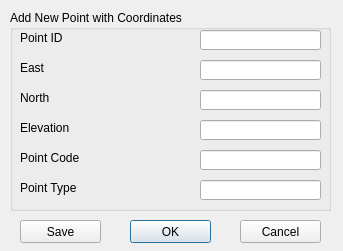
Old version of the form add_new_point.ui in the repository zsiki/ls.
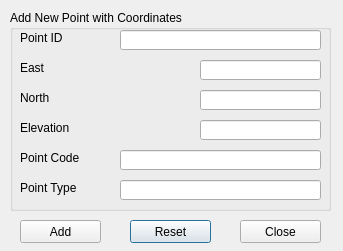
New version of the form.

Commit message: add new point dialog ang handlers

The edit to the form file:
```diff
--- a/add_new_point.ui
+++ b/add_new_point.ui
@@ -53,7 +53,7 @@
     </sizepolicy>
    </property>
    <property name="text">
-    <string>OK</string>
+    <string>Reset</string>
    </property>
   </widget>
   <widget class="QPushButton" name="SaveButton">
@@ -72,7 +72,7 @@
     </sizepolicy>
    </property>
    <property name="text">
-    <string>Save</string>
+    <string>Add</string>
    </property>
   </widget>
   <widget class="QPushButton" name="CancelButton">
@@ -91,7 +91,7 @@
     </sizepolicy>
    </property>
    <property name="text">
-    <string>Cancel</string>
+    <string>Close</string>
    </property>
   </widget>
   <widget class="QGroupBox" name="AddNewPointGroup">
@@ -109,9 +109,9 @@
    <widget class="QLineEdit" name="PointTypeLineEdit">
     <property name="geometry">
      <rect>
-      <x>190</x>
+      <x>110</x>
       <y>170</y>
-      <width>121</width>
+      <width>201</width>
       <height>20</height>
      </rect>
     </property>
@@ -145,9 +145,9 @@
    <widget class="QLineEdit" name="PointNumberLineEdit">
     <property name="geometry">
      <rect>
-      <x>190</x>
+      <x>110</x>
       <y>20</y>
-      <width>121</width>
+      <width>201</width>
       <height>20</height>
      </rect>
     </property>
@@ -224,9 +224,9 @@
    <widget class="QLineEdit" name="PointCodeLineEdit">
     <property name="geometry">
      <rect>
-      <x>190</x>
+      <x>110</x>
       <y>140</y>
-      <width>121</width>
+      <width>201</width>
       <height>20</height>
      </rect>
     </property>
```
Left out of the diff: 12 changed lines with no effect on the pictures. The commit also changes 4 other files.
